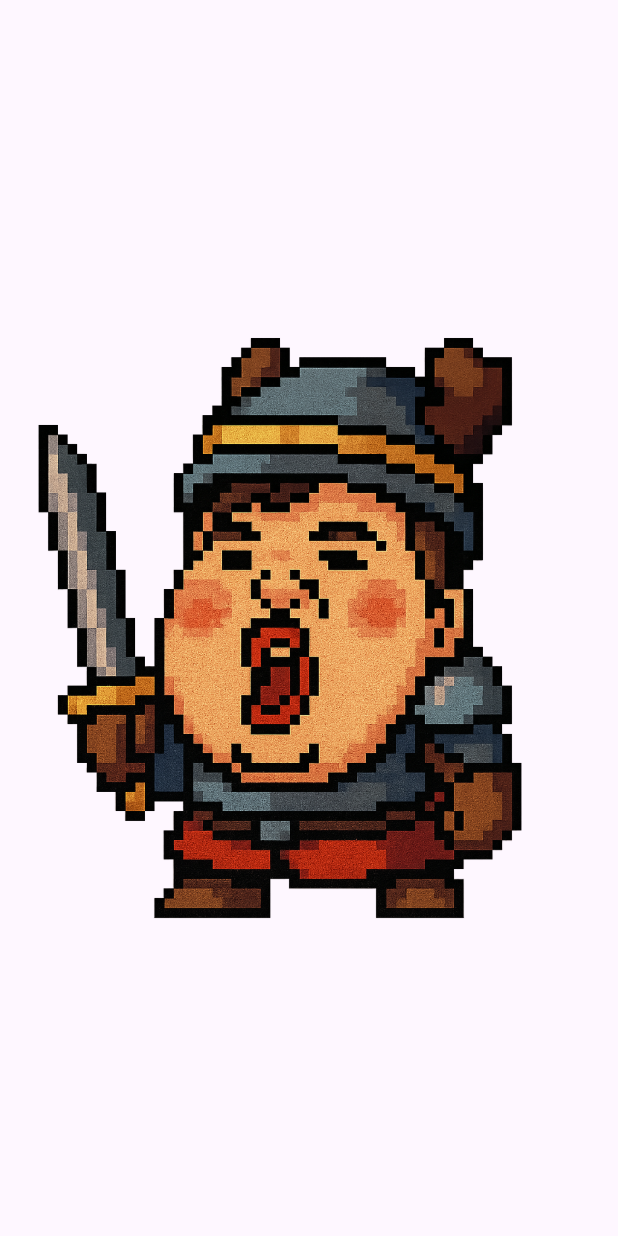
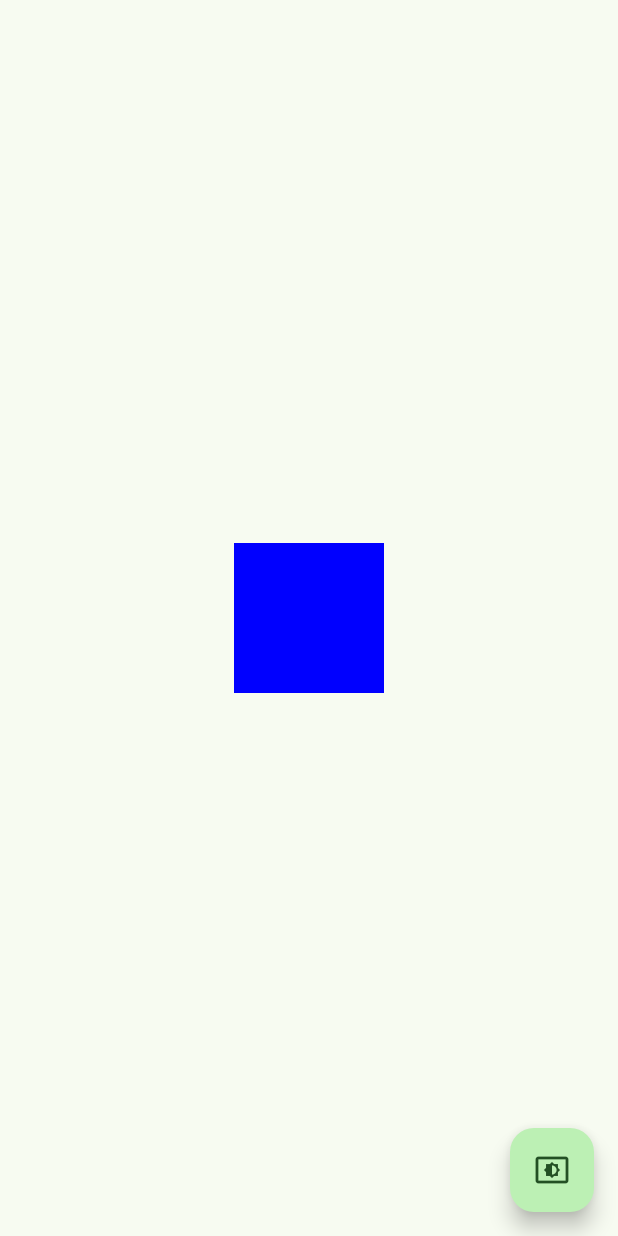
Before and after one commit to f04k04369/flutter-practice-book, a Flutter app: the screen it shows after launch, on a phone screen of 412 x 824 dp. Run offline on Flutter 3.47's test engine with Material 3 defaults, Android fonts, the phone set to English and light mode, and no system bars; our stand-ins replace flutter_svg, vector_graphics.

Commit message:
ダークモードとライトモードの切り替えをカスタムで動作させる

```diff
--- /dev/null
+++ b/define/env.json
@@ -0,0 +1,5 @@
+{
+  "apiEndpoint": "https://example.com/api",
+  "logLevel": 1,
+  "enableDebugMenu": true,
+}
--- a/lib/main.dart
+++ b/lib/main.dart
@@ -1,33 +1,86 @@
 import 'package:flutter/material.dart';
-import 'package:intl/intl.dart';
-import 'package:flutter_localizations/flutter_localizations.dart';
+
+class MyTheme extends ThemeExtension<MyTheme> {
+  const MyTheme({
+    required this.themeColor,
+  });
+
+  final Color? themeColor;
+
+  @override
+  MyTheme copyWith({Color? themeColor}) {
+    return MyTheme(
+      themeColor: themeColor ?? this.themeColor);
+  }
+
+  @override
+  MyTheme lerp(MyTheme? other, double t) {
+    if (other is! MyTheme) {
+      return this;
+    }
+    return MyTheme(
+      themeColor: Color.lerp(themeColor, other.themeColor, t),
+    );
+  }
+}
 
 void main() {
-  runApp(
-    const MaterialApp(
-      localizationsDelegates: [
-        GlobalWidgetsLocalizations.delegate,
-        GlobalMaterialLocalizations.delegate,
-        GlobalCupertinoLocalizations.delegate,
-      ],
-      supportedLocales: [
-        Locale('ja','JP'),
-      ],
-      home: HomeScreen(),
-    ),
-  );
+  runApp(const MyApp());
 }
 
-class HomeScreen extends StatelessWidget {
-  const HomeScreen({super.key});
+class MyApp extends StatefulWidget {
+  const MyApp({super.key});
+
+  @override
+  State<StatefulWidget> createState() => _MyAppState();
+}
+
+class _MyAppState extends State<MyApp> {
+  bool _isDarkMode = false;
+
+  void _toggleDarkMode() {
+    setState(() {
+      _isDarkMode = !_isDarkMode;
+    });
+  }
 
   @override
   Widget build(BuildContext context) {
-    Intl.defaultLocale = Localizations.localeOf(context).toString();
-    return Scaffold(
-      body: Center(
-        child: Image.asset('assets/saku.png'),
+    return MaterialApp(
+      title: 'Flutter Demo',
+      theme: ThemeData(
+        colorSchemeSeed: Colors.green,
+        extensions: const [MyTheme(themeColor: Color(0xFF0000FF))],
+      ),
+      darkTheme: ThemeData(
+        colorSchemeSeed: Colors.green,
+        brightness: Brightness.dark,
+        extensions: const [MyTheme(themeColor: Color(0xFFFF0000))],
+      ),
+      themeMode: _isDarkMode ? ThemeMode.dark : ThemeMode.light,
+      home: Scaffold(
+        body: const Center(
+          child: ThemeWidget(),
+        ),
+
+        floatingActionButton: FloatingActionButton(
+          onPressed: () {
+            _toggleDarkMode();
+          },
+          child: const Icon(Icons.settings_brightness),
+        ),
       ),
     );
   }
 }
+
+class ThemeWidget extends StatelessWidget {
+  const ThemeWidget({super.key});
+
+  @override
+  Widget build(BuildContext context) {
+    final myTheme = Theme.of(context).extension<MyTheme>()!;
+    final color = myTheme.themeColor;
+    return Container(width: 100, height: 100, color: color);
+  }
+}
```
Also changed, not shown: lib/gen/assets.gen.dart (added, +187 -0 lines), pubspec.yaml (+8 -0 lines), assets/rectangle.svg (added), pubspec.lock.
